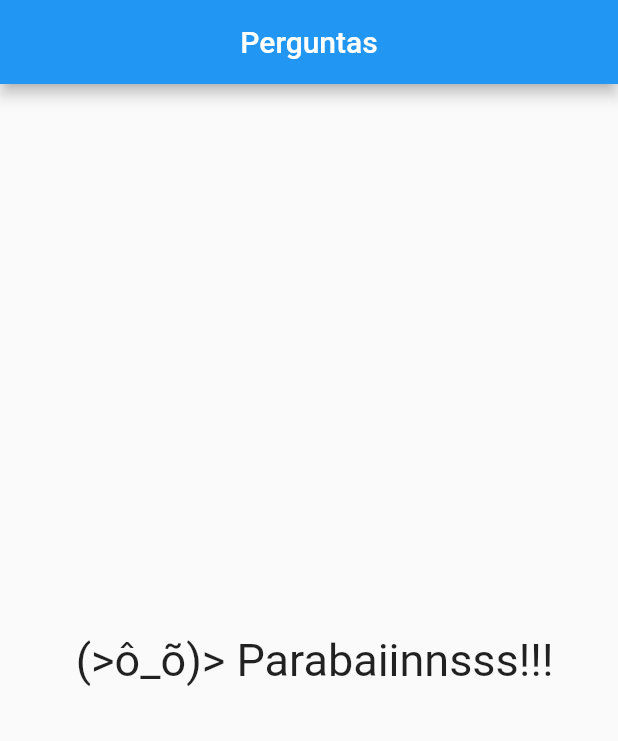
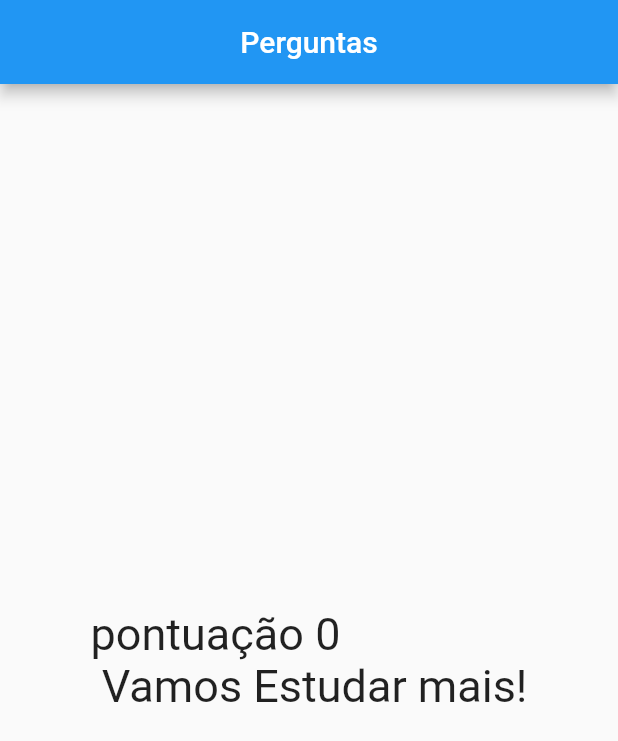
Before and after one commit to racinefe/curso_Flutter, a Flutter app: the screen it shows after launch, after a tap on "Casa", after a tap on "Faca", after a tap on "Celular", on a phone screen of 412 x 824 dp. Shown: the top 741 px of the screen. Run offline on Flutter 3.47's test engine with Material 2 defaults, Android fonts, the phone set to English and light mode, and no system bars.

Commit message:
adicionando pontuação

```diff
--- a/projeto_perguntas/lib/main.dart
+++ b/projeto_perguntas/lib/main.dart
@@ -7,6 +7,7 @@ main() => runApp(MyApp());
 
 class _PerguntaAppState extends State<MyApp> {
   var _perguntaSelecionada = 0;
+  var _pontuacaoTotal = 0;
 
   final List<Map<String, Object>> _perguntas = const [
     {
@@ -38,12 +39,14 @@ class _PerguntaAppState extends State<MyApp> {
     },
   ];
 
-  void _responder() {
+  void _responder(int nota) {
     if (temperguntaSelecionada) {
       setState(() {
         _perguntaSelecionada++;
+        _pontuacaoTotal += nota;
       });
     }
+    print(_pontuacaoTotal);
   }
 
   bool get temperguntaSelecionada {
@@ -64,7 +67,7 @@ class _PerguntaAppState extends State<MyApp> {
                 perguntaSelecionada: _perguntaSelecionada,
                 responder: _responder,
               )
-            : Resultado(),
+            : Resultado(_pontuacaoTotal),
       ),
     );
   }
--- a/projeto_perguntas/lib/questionario.dart
+++ b/projeto_perguntas/lib/questionario.dart
@@ -5,31 +5,34 @@ import 'resposta.dart';
 class Questionario extends StatelessWidget {
   final List<Map<String, Object>> perguntas;
   final int perguntaSelecionada;
-  final void Function() responder;
+  final void Function(int) responder;
 
   const Questionario({
-    super.key,
+    Key? key, // Alteração aqui
     required this.perguntaSelecionada,
     required this.perguntas,
     required this.responder,
-  });
+  }) : super(key: key); // Alteração aqui
 
-  bool get temperguntaSelecionada {
+  bool get temPerguntaSelecionada {
     return perguntaSelecionada < perguntas.length;
   }
 
   @override
   Widget build(BuildContext context) {
-    List<Map<String, Object>> respostas = temperguntaSelecionada
+    List<Map<String, Object>> respostas = temPerguntaSelecionada
         ? perguntas[perguntaSelecionada].cast()['alternativas']
             as List<Map<String, Object>>
         : [];
     return Column(
       children: <Widget>[
         Questao(perguntas[perguntaSelecionada]['texto'].toString()),
-        ...respostas
-            .map((resp) => Resposta(resp['texto'] as String, responder))
-            .toList(),
+        ...respostas.map((resp) {
+          return Resposta(
+            resp['texto'].toString(),
+            () => responder(int.parse(resp['nota'].toString())),
+          );
+        }).toList(),
       ],
     );
   }
--- a/projeto_perguntas/lib/resultado.dart
+++ b/projeto_perguntas/lib/resultado.dart
@@ -1,14 +1,27 @@
 import 'package:flutter/material.dart';
 
 class Resultado extends StatelessWidget {
-  const Resultado({super.key});
+  const Resultado(this.pontuacao, {super.key});
+  final int pontuacao;
+
+  String get fraseResultado {
+    if (pontuacao < 10) {
+      return 'pontuação ${pontuacao.toString()}\n Vamos Estudar mais!';
+    } else if (pontuacao < 20) {
+      return 'pontuação ${pontuacao.toString()}\n Precisa Melhora!';
+    } else if (pontuacao < 30) {
+      return 'pontuação ${pontuacao.toString()}\n Isso foi Bom!!';
+    } else {
+      return 'pontuação ${pontuacao.toString()}\n Que Incrivel!';
+    }
+  }
 
   @override
   Widget build(BuildContext context) {
-    return const Center(
+    return Center(
       child: Text(
-        ' (>ô_õ)> Parabaiinnsss!!!',
-        style: TextStyle(fontSize: 30),
+        fraseResultado,
+        style: const TextStyle(fontSize: 30),
       ),
     );
   }
```
